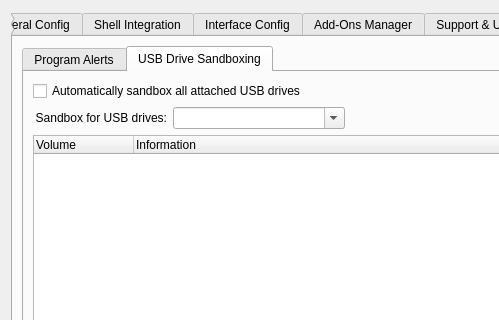
Before: the Qt Designer form SandboxiePlus/SandMan/Forms/SettingsWindow.ui in sandboxie-plus/Sandboxie, drawn with Qt 5; both pictures show x 0 to 499 and y 0 to 320 of the 820 by 569 pixel window.
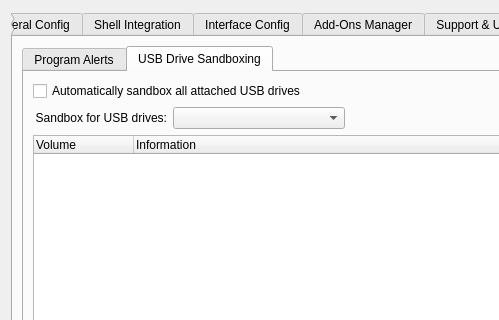
After: the same form once the commit is applied. The open tabs and pages were chosen to show the change. Icons and pictures are not drawn.

```diff
--- a/SandboxiePlus/SandMan/Forms/SettingsWindow.ui
+++ b/SandboxiePlus/SandMan/Forms/SettingsWindow.ui
@@ -2546,7 +2546,7 @@
                <item row="1" column="1" colspan="2">
                 <widget class="QComboBox" name="cmbUsbSandbox">
                  <property name="editable">
-                  <bool>true</bool>
+                  <bool>false</bool>
                  </property>
                 </widget>
                </item>
```
